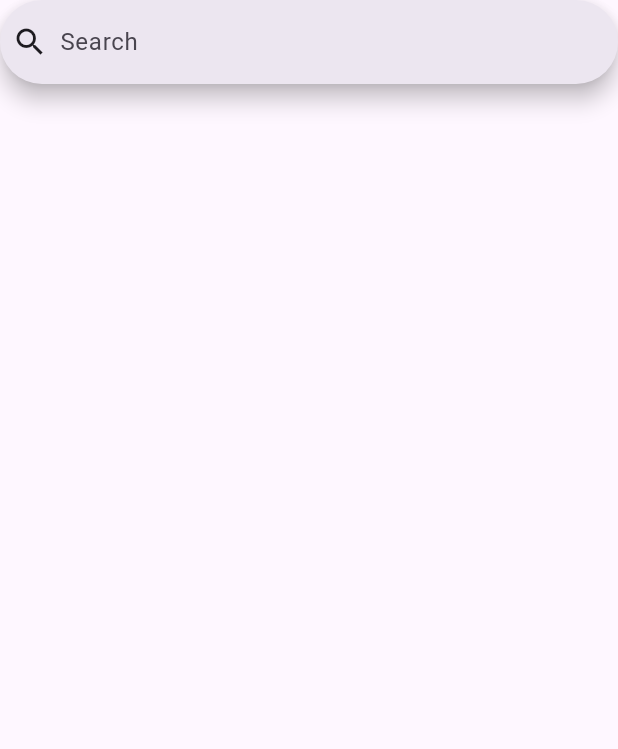
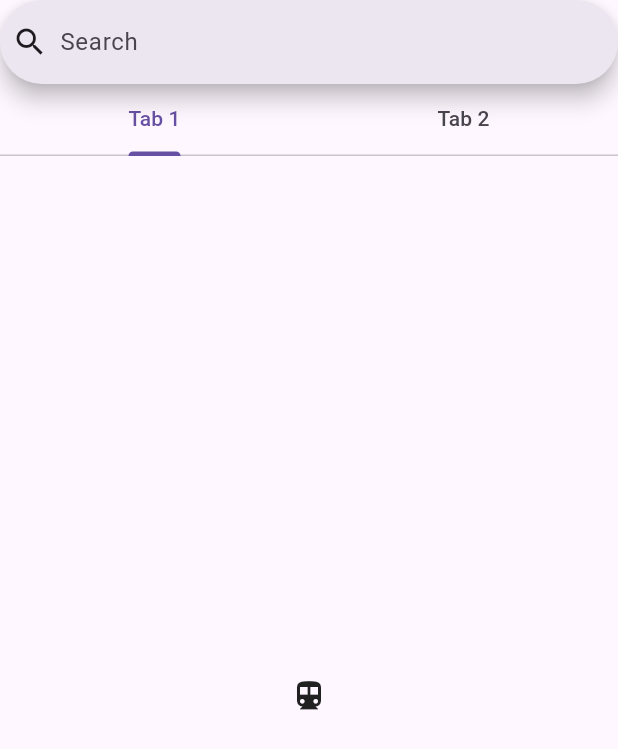
Before and after one commit to praiseTheSunn/tastytakeout_user_app, a Flutter app: the screen it shows after launch, item 2 of the bottom bar chosen, after a tap on the "search" icon, on a phone screen of 412 x 824 dp. Shown: the top 749 px of the screen. Run offline on Flutter 3.47's test engine with Material 3 defaults, Android fonts, the phone set to English and light mode, and no system bars; our stand-ins replace carousel_slider, flutter_rating_bar, get, image_picker, logger; network calls fail.

Commit message:
added tabs to search screen

```diff
--- a/lib/views/screens/search_screen.dart
+++ b/lib/views/screens/search_screen.dart
@@ -1,8 +1,16 @@
+import 'package:flutter/material.dart';
+import 'package:tastytakeout_user_app/views/widgets/custom_search_app_bar.dart';
+
+import 'package:flutter/material.dart';
+import 'package:tastytakeout_user_app/views/widgets/custom_search_app_bar.dart';
+
 import 'package:flutter/material.dart';
 import 'package:tastytakeout_user_app/views/widgets/custom_search_app_bar.dart';
 
 class SearchScreen extends StatefulWidget {
-  const SearchScreen({super.key});
+  final String searchQuery;
+
+  const SearchScreen({Key? key, required this.searchQuery}) : super(key: key);
 
   @override
   State<SearchScreen> createState() => _SearchScreenState();
@@ -11,8 +19,49 @@ class SearchScreen extends StatefulWidget {
 class _SearchScreenState extends State<SearchScreen> {
   @override
   Widget build(BuildContext context) {
-    return Scaffold(
-      appBar: CustomSearchAppBar(),
-    );
+    return DefaultTabController(
+      length: 2,
+      child: Scaffold(
+        appBar: CustomSearchAppBar(),
+        body: Column(
+          children: [
+            TabBar(
+              tabs: [
+                Tab(text: 'Tab 1'),
+                Tab(text: 'Tab 2'),
+              ],
+            ),
+            Expanded(
+              child: TabBarView(
+                  children: [
+                    // ListView.builder(
+                    //   itemCount: _viewModel.foodList.length,
+                    //   itemBuilder: (context, index) {
+                    //     final food = _viewModel.foodList[index];
+                    //     return InkWell(
+                    //       onTap: () {
+                    //         Get.to(FoodDetailScreen());
+                    //       },
+                    //       child: FoodCard(
+                    //         foodName: food.name,
+                    //         // description: food.description,
+                    //         imagePath: food.imageUrl,
+                    //         price: food.price.toString(),
+                    //         shopName: food.shopName, // Pass shopName to FoodCard
+                    //         onTap: () {
+                    //           print("Tapped on ${food.name}");
+                    //         },
+                    //       ),
+                    //     );
+                    //   },
+                    // ),
+                    Icon(Icons.directions_transit),
+                  ],
+                ),
+            ),
+          ],
+        ),
+        ),
+      );
   }
 }
--- a/lib/views/widgets/custom_app_bar.dart
+++ b/lib/views/widgets/custom_app_bar.dart
@@ -8,7 +8,7 @@ import '../screens/user_infomation_screen.dart';
 class CustomAppBar extends StatelessWidget implements PreferredSizeWidget {
   final String title;
   final Function() onSearchPressed = () {
-    Get.to(SearchScreen());
+    Get.to(() => SearchScreen(searchQuery: ''));
   };
   final Function() onNotificationPressed = () {};
   final Function() onUserPressed = () {
--- a/lib/views/widgets/custom_search_app_bar.dart
+++ b/lib/views/widgets/custom_search_app_bar.dart
@@ -1,5 +1,6 @@
 import 'package:flutter/material.dart';
 import 'package:get/get.dart';
+import 'package:tastytakeout_user_app/views/screens/search_screen.dart';
 
 class CustomSearchAppBar extends StatefulWidget implements PreferredSizeWidget {
   const CustomSearchAppBar({super.key});
@@ -32,10 +33,10 @@ class _CustomSearchAppBarState extends State<CustomSearchAppBar> {
                 print("SearchBar onChanged");
               },
               onSubmitted: (String value) {
+                Get.to(() => SearchScreen(searchQuery: controller.value.text));
+
                 controller.closeView("what ");
                 print("SearchBar onSubmitted");
-
-                // Get.to(() => SearchScreen());
               },
             );
           },
@@ -59,7 +60,11 @@ class _CustomSearchAppBarState extends State<CustomSearchAppBar> {
                   leading: const Icon(Icons.select_all),
                   title: Text(suggestion),
                   onTap: () {
+                    print("suggestion: $suggestion");
+                    Get.back();
                     controller.closeView(suggestion);
+                    Get.to(() => SearchScreen(searchQuery: suggestion));
+                    print("Get: $suggestion");
                   },
                 ),
               );
@@ -81,6 +86,8 @@ class _CustomSearchAppBarState extends State<CustomSearchAppBar> {
                   leading: const Icon(Icons.select_all),
                   title: Text(suggestion),
                   onTap: () {
+                    print("suggestion: $suggestion");
+                    Get.to(() => SearchScreen(searchQuery: suggestion));
                     controller.closeView(suggestion);
                   },
                 ),
```
